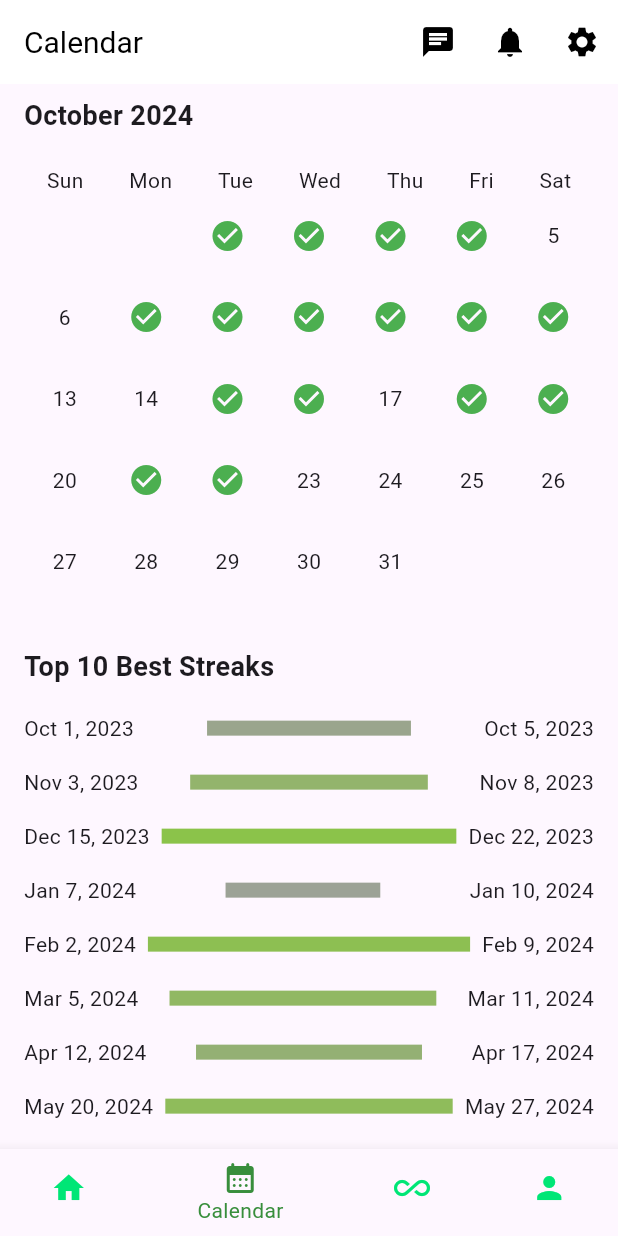
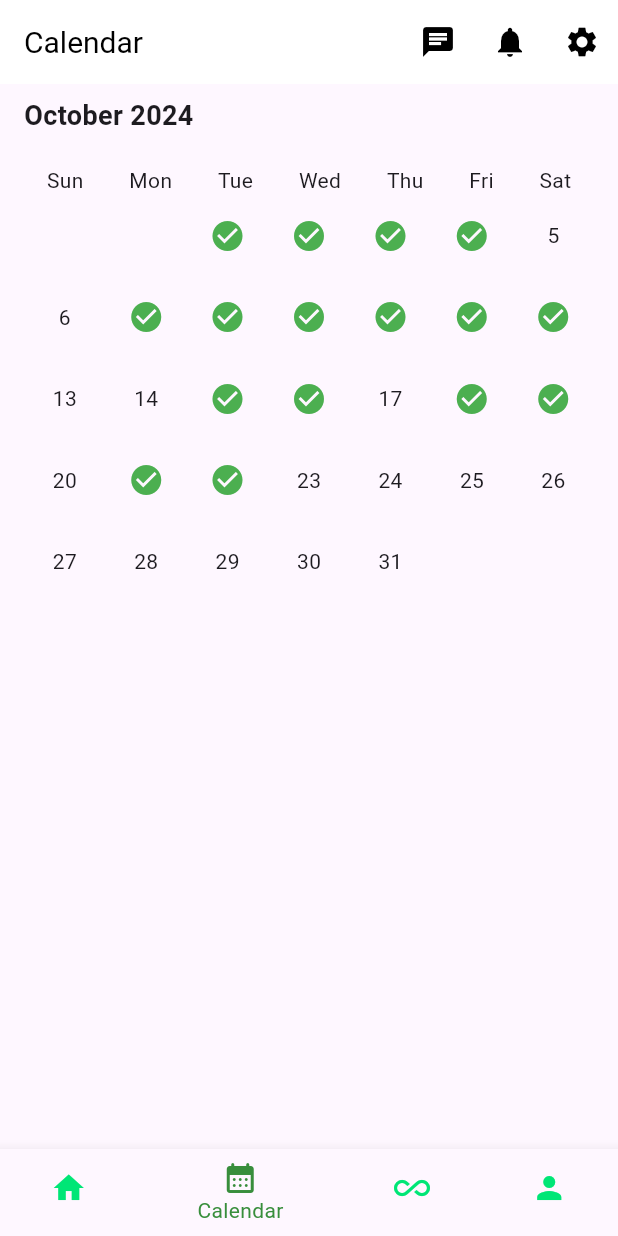
Before and after one commit to uhabit-cs320/uhabit-app, a Flutter app: the screen it shows after launch, item 2 of the bottom bar chosen, on a phone screen of 412 x 824 dp. Run offline on Flutter 3.47's test engine with Material 3 defaults, Android fonts, the phone set to English and light mode, and no system bars.

Commit message:
Update CalendarScreen.dart

```diff
--- a/lib/CalendarScreen.dart
+++ b/lib/CalendarScreen.dart
@@ -11,21 +11,24 @@ class _CalendarScreenState extends State<CalendarScreen> {
   final DateFormat _monthFormat = DateFormat('MMMM yyyy');
 
   // Completed days for the current month
-  final Set<int> _completedDays = {1,2,3,4,7, 8, 9, 10, 11, 12, 15, 16, 18, 19, 21, 22};
-
-  // Hardcoded streaks for top 10
-  final List<DateTimeRange> _completedRanges = [
-    DateTimeRange(start: DateTime(2023, 10, 1), end: DateTime(2023, 10, 5)),
-    DateTimeRange(start: DateTime(2023, 11, 3), end: DateTime(2023, 11, 8)),
-    DateTimeRange(start: DateTime(2023, 12, 15), end: DateTime(2023, 12, 22)),
-    DateTimeRange(start: DateTime(2024, 1, 7), end: DateTime(2024, 1, 10)),
-    DateTimeRange(start: DateTime(2024, 2, 2), end: DateTime(2024, 2, 9)),
-    DateTimeRange(start: DateTime(2024, 3, 5), end: DateTime(2024, 3, 11)),
-    DateTimeRange(start: DateTime(2024, 4, 12), end: DateTime(2024, 4, 17)),
-    DateTimeRange(start: DateTime(2024, 5, 20), end: DateTime(2024, 5, 27)),
-    DateTimeRange(start: DateTime(2024, 6, 1), end: DateTime(2024, 6, 6)),
-    DateTimeRange(start: DateTime(2024, 7, 10), end: DateTime(2024, 7, 15)),
-  ];
+  final Set<int> _completedDays = {
+    1,
+    2,
+    3,
+    4,
+    7,
+    8,
+    9,
+    10,
+    11,
+    12,
+    15,
+    16,
+    18,
+    19,
+    21,
+    22
+  };
 
   @override
   Widget build(BuildContext context) {
@@ -42,13 +45,6 @@ class _CalendarScreenState extends State<CalendarScreen> {
               ),
               SizedBox(height: 20),
               _buildCalendar(),
-              SizedBox(height: 30),
-              Text(
-                "Top 10 Best Streaks",
-                style: TextStyle(fontSize: 18, fontWeight: FontWeight.bold),
-              ),
-              SizedBox(height: 10),
-              _buildStreaks(),
             ],
           ),
         ),
@@ -57,8 +53,16 @@ class _CalendarScreenState extends State<CalendarScreen> {
   }
 
   Widget _buildCalendar() {
-    final daysInMonth = DateTime(DateTime.now().year, DateTime.now().month + 1, 0).day;
-    final firstDayOfMonth = DateTime(DateTime.now().year, DateTime.now().month, 1);
+    final daysInMonth = DateTime(DateTime
+        .now()
+        .year, DateTime
+        .now()
+        .month + 1, 0).day;
+    final firstDayOfMonth = DateTime(DateTime
+        .now()
+        .year, DateTime
+        .now()
+        .month, 1);
     final daysOfWeek = ["Sun", "Mon", "Tue", "Wed", "Thu", "Fri", "Sat"];
 
     return Column(
@@ -71,7 +75,8 @@ class _CalendarScreenState extends State<CalendarScreen> {
           shrinkWrap: true,
           physics: NeverScrollableScrollPhysics(),
           itemCount: daysInMonth + firstDayOfMonth.weekday,
-          gridDelegate: SliverGridDelegateWithFixedCrossAxisCount(crossAxisCount: 7),
+          gridDelegate: SliverGridDelegateWithFixedCrossAxisCount(
+              crossAxisCount: 7),
           itemBuilder: (context, index) {
             if (index < firstDayOfMonth.weekday) {
               return SizedBox(); // Empty space for days before the current month starts
@@ -88,75 +93,4 @@ class _CalendarScreenState extends State<CalendarScreen> {
       ],
     );
   }
-
-  Widget _buildStreaks() {
-    // Sort streaks by start date for chronological display
-    List<Streak> streaks = _completedRanges.map((range) => Streak(range.start, range.end)).toList();
-    streaks.sort((a, b) => a.start.compareTo(b.start));
-
-    // Sort streaks by length for color ranking
-    List<Streak> streaksByLength = List.from(streaks);
-    streaksByLength.sort((a, b) => b.length.compareTo(a.length));
-
-    // Create a map of streak to its color rank based on length
-    Map<Streak, Color> streakColors = {};
-    for (int i = 0; i < streaksByLength.length; i++) {
-      double colorFactor = (streaksByLength.length - i) / streaksByLength.length;
-      streakColors[streaksByLength[i]] = Color.lerp(Colors.grey, Colors.lightGreen, colorFactor)!;
-    }
-
-    // Get the maximum length to scale bar width proportionally
-    int maxStreakLength = streaksByLength[0].length;
-
-    return Column(
-      children: streaks.take(10).map((streak) {
-        int rank = streaksByLength.indexOf(streak); // Use the rank based on length
-        return _buildStreakRow(streak, streakColors[streak]!, maxStreakLength);
-      }).toList(),
-    );
-  }
-
-  Widget _buildStreakRow(Streak streak, Color color, int maxStreakLength) {
-    // Calculate bar width factor based on the streak's length relative to the longest streak
-    double barWidthFactor = (streak.length / maxStreakLength);
-
-    return Padding(
-      padding: const EdgeInsets.symmetric(vertical: 8.0),
-      child: Row(
-        mainAxisAlignment: MainAxisAlignment.spaceBetween,
-        children: [
-          Text(
-            _dateFormat.format(streak.start),
-            style: TextStyle(fontSize: 14),
-          ),
-          Expanded(
-            child: Container(
-              margin: EdgeInsets.symmetric(horizontal: 8.0),
-              height: 10,
-              alignment: Alignment.center,
-              child: FractionallySizedBox(
-                widthFactor: barWidthFactor,
-                child: Container(
-                  color: color,
-                ),
-              ),
-            ),
-          ),
-          Text(
-            _dateFormat.format(streak.end),
-            style: TextStyle(fontSize: 14),
-          ),
-        ],
-      ),
-    );
-  }
 }
-
-class Streak {
-  final DateTime start;
-  final DateTime end;
-
-  Streak(this.start, this.end);
-
-  int get length => end.difference(start).inDays + 1;
-}
```
